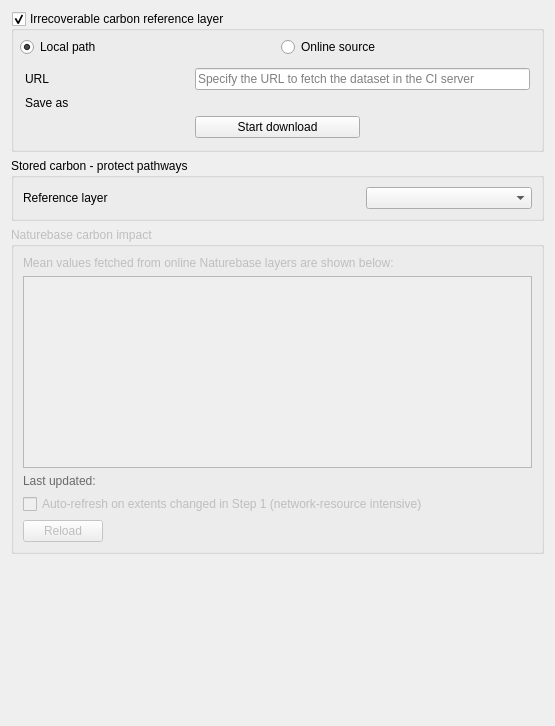
Old version of the form src/cplus_plugin/ui/carbon_settings.ui in the repository ConservationInternational/cplus-plugin.
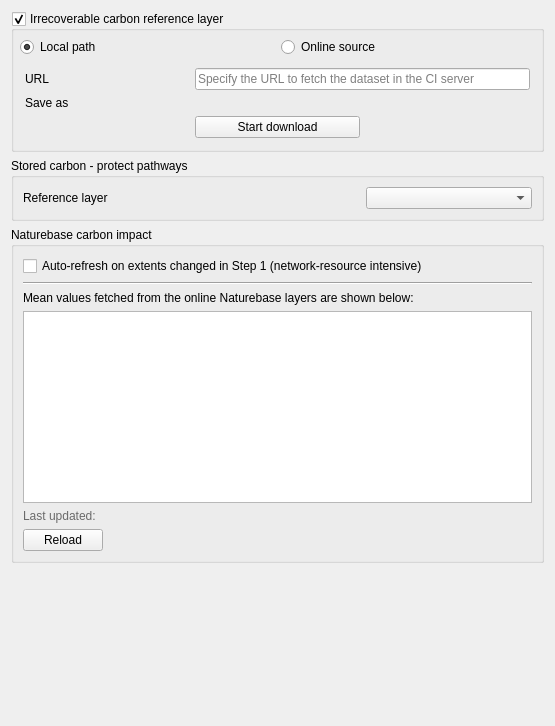
New version of the form. Custom widgets are drawn as their Qt base class.

Commit message: Show naturebase values in settings

Diff of the .ui file:
```diff
--- a/src/cplus_plugin/ui/carbon_settings.ui
+++ b/src/cplus_plugin/ui/carbon_settings.ui
@@ -228,7 +228,7 @@
    <item>
     <widget class="QgsCollapsibleGroupBox" name="gb_carbon_management">
      <property name="enabled">
-      <bool>false</bool>
+      <bool>true</bool>
      </property>
      <property name="sizePolicy">
       <sizepolicy hsizetype="Preferred" vsizetype="Fixed">
@@ -246,17 +246,14 @@
       <string>Naturebase carbon impact</string>
      </property>
      <layout class="QGridLayout" name="gridLayout_2">
-      <item row="1" column="0" colspan="2">
-       <widget class="QTableView" name="tv_naturebase_carbon_impact">
-        <property name="editTriggers">
-         <set>QAbstractItemView::NoEditTriggers</set>
-        </property>
-        <property name="selectionBehavior">
-         <enum>QAbstractItemView::SelectRows</enum>
+      <item row="5" column="0" colspan="2">
+       <widget class="QLabel" name="lbl_last_updated_carbon_impact">
+        <property name="text">
+         <string>&lt;html&gt;&lt;head/&gt;&lt;body&gt;&lt;p&gt;&lt;span style=&quot; color:#6a6a6a;&quot;&gt;Last updated:&lt;/span&gt;&lt;/p&gt;&lt;/body&gt;&lt;/html&gt;</string>
         </property>
        </widget>
       </item>
-      <item row="5" column="0">
+      <item row="7" column="0">
        <widget class="QPushButton" name="btn_reload_carbon_impact">
         <property name="sizePolicy">
          <sizepolicy hsizetype="Fixed" vsizetype="Fixed">
@@ -272,28 +269,7 @@
         </property>
        </widget>
       </item>
-      <item row="0" column="0" colspan="2">
-       <widget class="QLabel" name="label_5">
-        <property name="text">
-         <string>&lt;html&gt;&lt;head/&gt;&lt;body&gt;&lt;p&gt;Mean values fetched from online Naturebase layers are shown below:&lt;/p&gt;&lt;/body&gt;&lt;/html&gt;</string>
-        </property>
-       </widget>
-      </item>
-      <item row="4" column="0">
-       <widget class="QCheckBox" name="cb_auto_refresh_carbon_impact">
-        <property name="text">
-         <string>Auto-refresh on extents changed in Step 1 (network-resource intensive)</string>
-        </property>
-       </widget>
-      </item>
-      <item row="3" column="0" colspan="2">
-       <widget class="QLabel" name="lbl_last_updated_carbon_impact">
-        <property name="text">
-         <string>&lt;html&gt;&lt;head/&gt;&lt;body&gt;&lt;p&gt;&lt;span style=&quot; color:#6a6a6a;&quot;&gt;Last updated:&lt;/span&gt;&lt;/p&gt;&lt;/body&gt;&lt;/html&gt;</string>
-        </property>
-       </widget>
-      </item>
-      <item row="5" column="1">
+      <item row="7" column="1">
        <spacer name="horizontalSpacer">
         <property name="orientation">
          <enum>Qt::Horizontal</enum>
@@ -309,6 +285,43 @@
         </property>
        </spacer>
       </item>
+      <item row="3" column="0" colspan="2">
+       <widget class="QTableView" name="tv_naturebase_carbon_impact">
+        <property name="editTriggers">
+         <set>QAbstractItemView::NoEditTriggers</set>
+        </property>
+        <property name="selectionMode">
+         <enum>QAbstractItemView::SingleSelection</enum>
+        </property>
+        <property name="selectionBehavior">
+         <enum>QAbstractItemView::SelectRows</enum>
+        </property>
+        <attribute name="horizontalHeaderShowSortIndicator" stdset="0">
+         <bool>false</bool>
+        </attribute>
+       </widget>
+      </item>
+      <item row="0" column="0">
+       <widget class="QCheckBox" name="cb_auto_refresh_carbon_impact">
+        <property name="text">
+         <string>Auto-refresh on extents changed in Step 1 (network-resource intensive)</string>
+        </property>
+       </widget>
+      </item>
+      <item row="2" column="0" colspan="2">
+       <widget class="QLabel" name="label_5">
+        <property name="text">
+         <string>&lt;html&gt;&lt;head/&gt;&lt;body&gt;&lt;p&gt;Mean values fetched from the online Naturebase layers are shown below:&lt;/p&gt;&lt;/body&gt;&lt;/html&gt;</string>
+        </property>
+       </widget>
+      </item>
+      <item row="1" column="0" colspan="2">
+       <widget class="Line" name="line">
+        <property name="orientation">
+         <enum>Qt::Horizontal</enum>
+        </property>
+       </widget>
+      </item>
      </layout>
     </widget>
    </item>
```
The commit also changes 4 other files.
